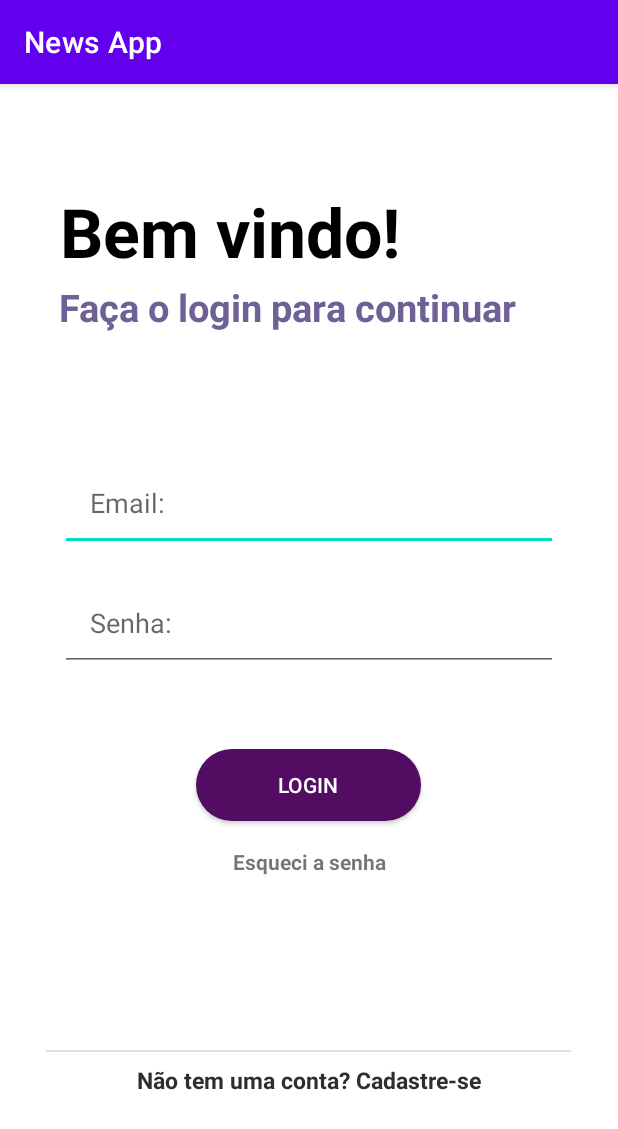
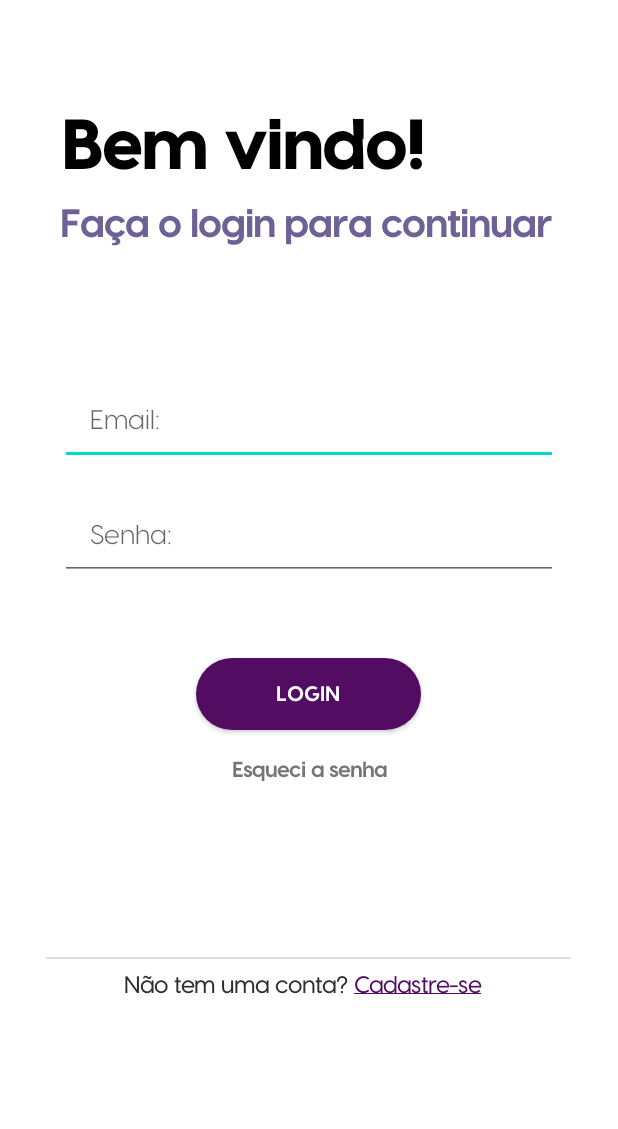
Before and after one commit to nathborges/app-noticias-new-version, an Android app: the screen it shows after launch (LoginActivity), on a phone screen of 412 x 824 dp. Shown: the top 1129 px of the screen. Run offline under Robolectric (Android 15) with nearby library versions, the phone set to English and light mode, and no system bars.

Commit message:
changing font style and trying to adjust constraints

```diff
--- a/app/src/main/java/com/ibm/newsapp/LoginActivity.java
+++ b/app/src/main/java/com/ibm/newsapp/LoginActivity.java
@@ -7,6 +7,8 @@ import android.os.Bundle;
 import android.view.View;
 import android.widget.Button;
 import android.widget.EditText;
+
+import java.util.Objects;
 
 
 public class LoginActivity extends AppCompatActivity {
@@ -23,7 +25,7 @@ public class LoginActivity extends AppCompatActivity {
                 senha = (EditText) findViewById(R.id.text_senha);
                 botaoEntrar = (Button) findViewById(R.id.bt_entrar);
 
-
+                Objects.requireNonNull(getSupportActionBar()).hide();
 
                 botaoEntrar.setOnClickListener(new View.OnClickListener() {
                         @Override
--- a/app/src/main/res/layout/activity_login.xml
+++ b/app/src/main/res/layout/activity_login.xml
@@ -16,6 +16,7 @@
             android:id="@+id/text_email"
             style="@style/Edit_Text"
             android:layout_marginTop="64dp"
+            android:fontFamily="@font/visbyregular"
             android:hint="Email:"
             android:inputType="textEmailAddress"
             app:layout_constraintEnd_toEndOf="parent"
@@ -25,6 +26,7 @@
         <EditText
             android:id="@+id/text_senha"
             style="@style/Edit_Text"
+            android:fontFamily="@font/visbyregular"
             android:hint="Senha:"
             android:inputType="textPassword"
             app:layout_constraintEnd_toEndOf="parent"
@@ -36,28 +38,31 @@
             android:id="@+id/textView"
             android:layout_width="332dp"
             android:layout_height="51dp"
+            android:layout_marginTop="8dp"
+            android:fontFamily="@font/visbysemibold"
             android:text="Faça o login para continuar"
             android:textAlignment="viewStart"
             android:textColor="@color/purple"
             android:textSize="25sp"
             android:textStyle="bold"
             app:layout_constraintEnd_toEndOf="parent"
-        app:layout_constraintHorizontal_bias="0.493"
+            app:layout_constraintHorizontal_bias="0.5"
             app:layout_constraintStart_toStartOf="parent"
             app:layout_constraintTop_toBottomOf="@+id/bemVindo" />
 
         <TextView
             android:id="@+id/bemVindo"
-        android:layout_width="269dp"
-        android:layout_height="63dp"
+            android:layout_width="331dp"
+            android:layout_height="57dp"
             android:layout_marginTop="68dp"
+            android:fontFamily="@font/visbybold"
             android:text="Bem vindo!"
             android:textAlignment="viewStart"
             android:textColor="@color/black"
             android:textSize="45sp"
             android:textStyle="bold"
             app:layout_constraintEnd_toEndOf="parent"
-        app:layout_constraintHorizontal_bias="0.281"
+            app:layout_constraintHorizontal_bias="0.5"
             app:layout_constraintStart_toStartOf="parent"
             app:layout_constraintTop_toTopOf="parent" />
 
@@ -65,19 +70,21 @@
             android:id="@+id/bt_entrar"
             style="@style/Button"
             android:layout_marginTop="52dp"
+            android:fontFamily="@font/visbybold"
             android:text="Login"
             android:textColor="@color/white"
             app:iconTint="@color/darkPurple"
             app:layout_constraintEnd_toEndOf="parent"
             app:layout_constraintHorizontal_bias="0.498"
             app:layout_constraintStart_toStartOf="parent"
-        app:layout_constraintTop_toBottomOf="@+id/text_senha"/>
+            app:layout_constraintTop_toBottomOf="@+id/text_senha" />
 
         <TextView
             android:id="@+id/textView2"
             android:layout_width="wrap_content"
             android:layout_height="wrap_content"
             android:layout_marginTop="65dp"
+            android:fontFamily="@font/visbysemibold"
             android:text="Esqueci a senha"
             android:textStyle="bold"
             app:layout_constraintEnd_toEndOf="parent"
@@ -98,18 +105,43 @@
 
         <TextView
             android:id="@+id/textView3"
-        android:layout_width="332dp"
-        android:layout_height="51dp"
+            android:layout_width="156dp"
+            android:layout_height="20dp"
             android:layout_marginTop="8dp"
-        android:text="Não tem uma conta? Cadastre-se"
-        android:textAlignment="center"
+            android:layout_marginBottom="50dp"
+            android:fontFamily="@font/visbyregular"
+            android:text="Não tem uma conta? "
+            android:textAlignment="textEnd"
             android:textColor="#2E2E2E"
             android:textSize="15sp"
             android:textStyle="bold"
+            app:layout_constraintBottom_toBottomOf="parent"
+            app:layout_constraintEnd_toStartOf="@+id/textView6"
+            app:layout_constraintHorizontal_bias="0.5"
+            app:layout_constraintHorizontal_chainStyle="packed"
+            app:layout_constraintStart_toStartOf="parent"
+            app:layout_constraintTop_toBottomOf="@+id/divider"
+            app:layout_constraintVertical_bias="0.0" />
+
+        <TextView
+            android:id="@+id/textView6"
+            android:layout_width="96dp"
+            android:layout_height="19dp"
+            android:layout_marginTop="8dp"
+            android:layout_marginBottom="50dp"
+            android:fontFamily="@font/visbyregular"
+            android:text="@string/cadastre"
+            android:textAlignment="textStart"
+            android:textColor="@color/darkPurple"
+            android:textSize="15sp"
+            android:textStyle="bold"
+            app:layout_constraintBottom_toBottomOf="parent"
             app:layout_constraintEnd_toEndOf="parent"
-        app:layout_constraintHorizontal_bias="0.493"
-        app:layout_constraintStart_toStartOf="parent"
-        app:layout_constraintTop_toBottomOf="@+id/divider" />
+            app:layout_constraintHorizontal_bias="0.5"
+            app:layout_constraintStart_toEndOf="@+id/textView3"
+            app:layout_constraintTop_toBottomOf="@+id/divider"
+            app:layout_constraintVertical_bias="0.0" />
+
 
     </androidx.constraintlayout.widget.ConstraintLayout>
 </ScrollView>
--- a/app/src/main/res/values/strings.xml
+++ b/app/src/main/res/values/strings.xml
@@ -1,3 +1,4 @@
 <resources>
     <string name="app_name">News App</string>
+    <string name="cadastre"><u>Cadastre-se</u></string>
 </resources>
--- a/app/src/main/res/values/styles.xml
+++ b/app/src/main/res/values/styles.xml
@@ -20,4 +20,5 @@
         <item name="android:background">@drawable/button</item>
         <item name="android:padding">10dp</item>
     </style>
+
 </resources>
```
Lines whose indentation alone changed are shown as unchanged.
